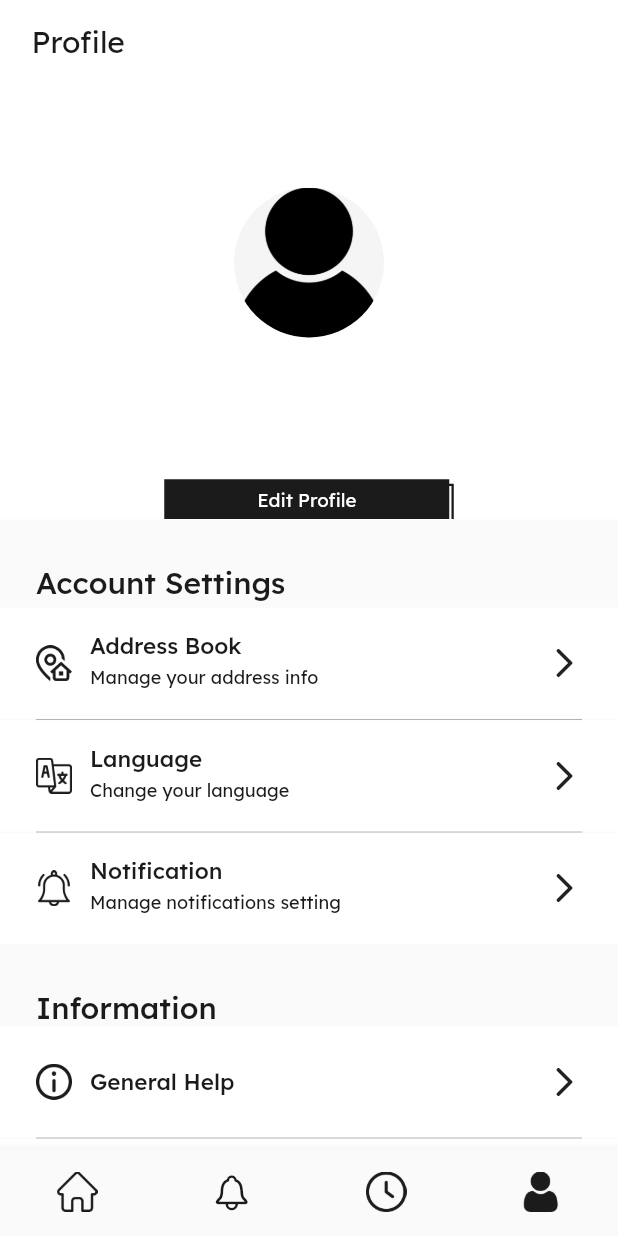
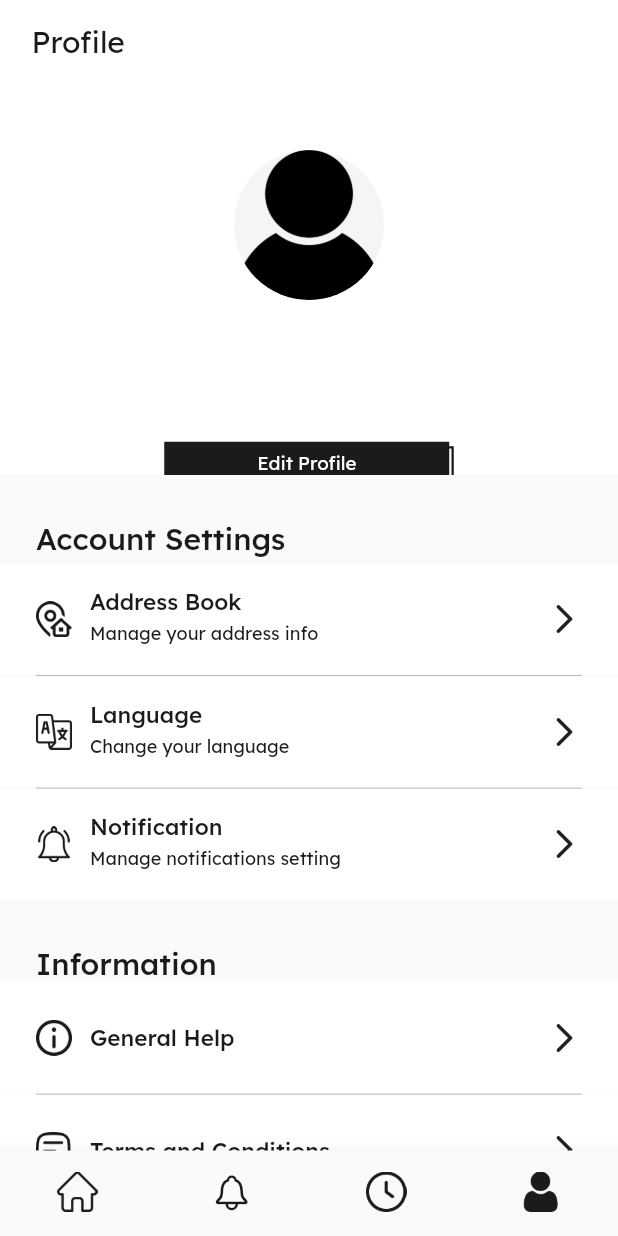
Before and after one commit to eicheich/pas_bisnis_2022, a Flutter app: the screen it shows once a user with an empty profile is signed in, item 4 of the bottom bar chosen, on a phone screen of 412 x 824 dp. Run offline on Flutter 3.47's test engine with Material 2 defaults, Android fonts, the light colour scheme and no system bars; our stand-ins replace animated_splash_screen, carousel_slider, dropdown_button2, firebase_auth, firebase_core, flutter_local_notifications and 4 more; missing offline and left inert: dart:ffi; accounts and stored records are empty; network calls fail.

Commit message:
Style [WA] profile_page

```diff
--- a/lib/view/Profile.dart
+++ b/lib/view/Profile.dart
@@ -31,9 +31,7 @@ class _ProfileState extends State<Profile> {
                       stretch: false,
                       pinned: true,
                       floating: false,
-                      // expandedHeight: 377,
-                      collapsedHeight:
-                          MediaQuery.of(context).size.height / 2.38,
+                      collapsedHeight: MediaQuery.of(context).size.height / 2.6,
                       elevation: 3,
                       shadowColor: Color(0xFF1B1B1B).withOpacity(0.25),
                       title: Container(
@@ -47,7 +45,7 @@ class _ProfileState extends State<Profile> {
                       flexibleSpace: FlexibleSpaceBar(
                           background: Column(
                         children: [
-                          SizedBox(height: 125),
+                          SizedBox(height: 100),
                           CircleAvatar(
                             radius: 50,
                             backgroundImage:
@@ -244,7 +242,7 @@ class _ProfileState extends State<Profile> {
                                 height: 25,
                               ),
                               GestureDetector(
-                                onTap: () {
+                                onLongPress: () {
                                   // show dialog logout
                                   showDialog(
                                       context: context,
```
